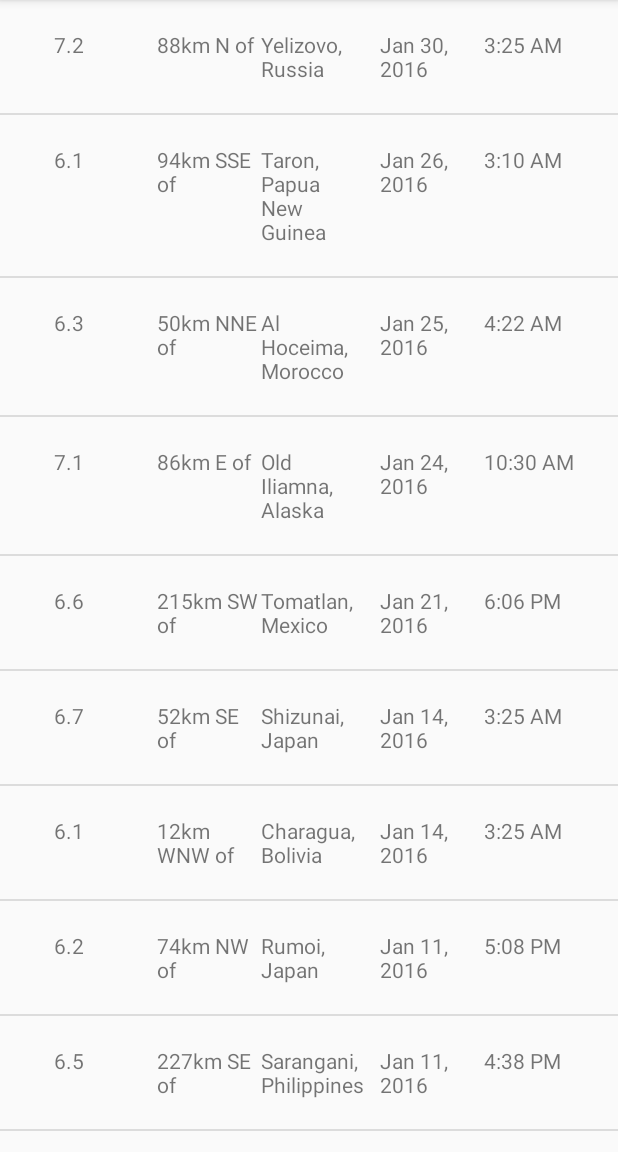
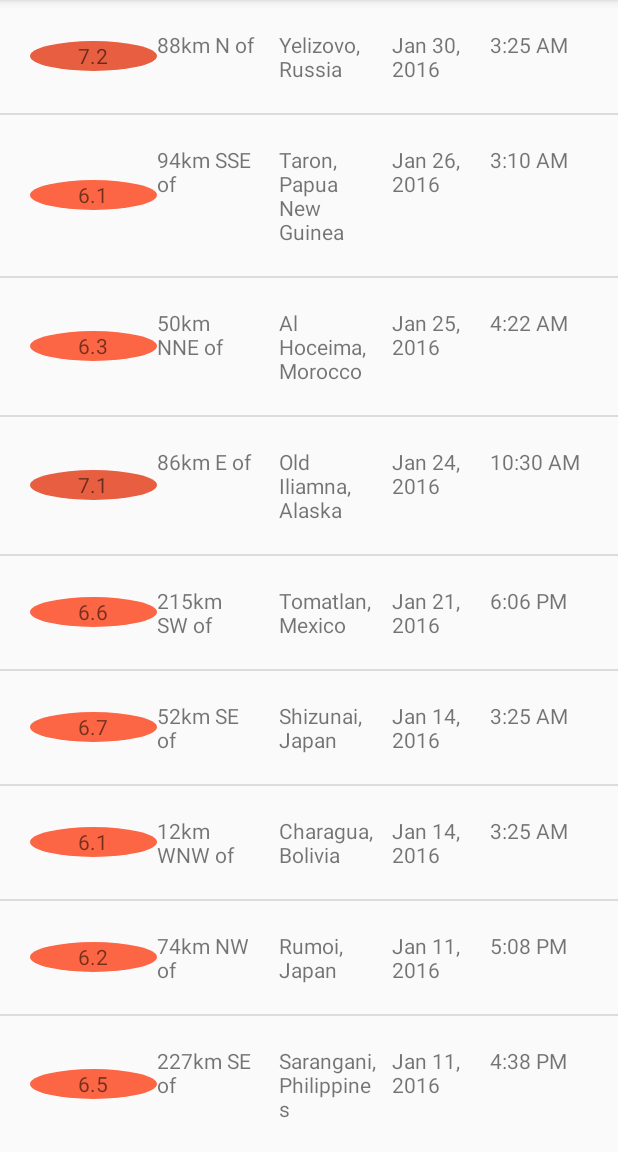
Before and after one commit to frannkenstein/Quake-Report, an Android app: the screen it shows after launch (EarthQuakeActivity), on a phone screen of 412 x 824 dp, the part 84-1236 px from its top. Run offline under Robolectric (Android 15) with nearby library versions, the phone set to English and light mode, and no system bars.

Commit message:
Circle the Background for Magnitude

```diff
--- a/app/build.gradle
+++ b/app/build.gradle
@@ -1,8 +1,8 @@
 apply plugin: 'com.android.application'
 
 android {
-    compileSdkVersion 24
-    buildToolsVersion "25.0.2"
+    compileSdkVersion 23
+    buildToolsVersion '25.0.1'
     defaultConfig {
         applicationId "com.example.martian.quakereport"
         minSdkVersion 23
@@ -20,7 +20,7 @@ android {
 }
 
 dependencies {
-    compile fileTree(dir: 'libs', include: ['*.jar'])
+    compile fileTree(include: ['*.jar'], dir: 'libs')
     androidTestCompile('com.android.support.test.espresso:espresso-core:2.2.2', {
         exclude group: 'com.android.support', module: 'support-annotations'
     })
--- a/app/src/main/java/com/example/martian/quakereport/EarthQuakeAdapter.java
+++ b/app/src/main/java/com/example/martian/quakereport/EarthQuakeAdapter.java
@@ -1,6 +1,8 @@
 package com.example.martian.quakereport;
 
 import android.app.Activity;
+
+import android.support.v4.content.ContextCompat;
 import android.view.LayoutInflater;
 import android.view.View;
 import android.view.ViewGroup;
@@ -10,35 +12,47 @@ import android.widget.TextView;
 
 import java.text.SimpleDateFormat;
 import java.util.ArrayList;
+import android.graphics.drawable.GradientDrawable;
+import android.graphics.drawable.StateListDrawable;
 import java.util.Date;
+import java.util.List;
 
 /**
  * Created by martian on 16/1/17.
  */
 
-public class EarthQuakeAdapter extends ArrayAdapter {
+   class EarthQuakeAdapter extends ArrayAdapter<Earthquake> {
 
     private static final String LOCATION_SEPARATOR = " of ";
+    private String primaryLocation,locationOffset;
+    private static final String LOG_TAG = EarthQuakeAdapter.class.getSimpleName();
     public EarthQuakeAdapter(Activity context, ArrayList<Earthquake> earthquakes) {
-        super(context, 0, earthquakes);
+        super(context, 0,(List<Earthquake>) earthquakes);
     }
 
-    @Override
-    public View getView(int position, View convertView, ViewGroup parent) {
 
-        View listItemView = convertView;
+    public View getView(int position, View counterView, ViewGroup parent) {
+
+        View listItemView = counterView;
+
         if (listItemView == null) {
             listItemView = LayoutInflater.from(getContext()).inflate(R.layout.layout_earthquake, parent, false);
         }
 
-        Earthquake currentEarthquake= (Earthquake) getItem(position);
+        Earthquake curentEarthquake=getItem(position);
+
 
         TextView magView=(TextView)listItemView.findViewById(R.id.magnitude);
-        String formatmagnitude=formatMagnitude(currentEarthquake.getmMagnitude());
-        magView.setText(formatmagnitude);
+        String formattgnitude=formatMagnitude(curentEarthquake.getmMagnitude());
+        magView.setText(formattgnitude);
 
-        String originalLocation=currentEarthquake.getmPlace();
-        String primaryLocation,locationOffset;
+        GradientDrawable magnitudeCircle = (GradientDrawable) magView.getBackground();
+        int magnitudeColor=getMagnitudeColor(curentEarthquake.getmMagnitude());
+        magnitudeCircle.setColor(magnitudeColor);
+
+
+        String originalLocation=curentEarthquake.getmPlace();
+
 
         if (originalLocation.contains(LOCATION_SEPARATOR)) {
             String[] parts = originalLocation.split(LOCATION_SEPARATOR);
@@ -55,12 +69,9 @@ public class EarthQuakeAdapter extends ArrayAdapter {
         TextView locationOffsetView=(TextView)listItemView.findViewById(R.id.location_offset);
         locationOffsetView.setText(locationOffset);
 
-        //Creating Formatted Date
-        /*TextView dateView=(TextView)listItemView.findViewById(R.id.date);
-        dateView.setText(currentEarthquake.getmDate());
-        */
 
-        Date dateObject = new Date(currentEarthquake.getTimeInMilliseconds());
+
+        Date dateObject = new Date(curentEarthquake.getTimeInMilliseconds());
         TextView dateView=(TextView)listItemView.findViewById(R.id.date);
         String formattedDate = formatDate(dateObject);
         dateView.setText(formattedDate);
@@ -84,4 +95,43 @@ public class EarthQuakeAdapter extends ArrayAdapter {
         DecimalFormat magnitudeFormat = new DecimalFormat("0.0");
         return magnitudeFormat.format(magnitude);
     }
+    private int getMagnitudeColor(double magnitude) {
+        int magnitudeColorResourceId;
+        int magnitudeFloor = (int) Math.floor(magnitude);
+        switch (magnitudeFloor) {
+            case 0:
+            case 1:
+                magnitudeColorResourceId = R.color.magnitude1;
+                break;
+            case 2:
+                magnitudeColorResourceId = R.color.magnitude2;
+                break;
+            case 3:
+                magnitudeColorResourceId = R.color.magnitude3;
+                break;
+            case 4:
+                magnitudeColorResourceId = R.color.magnitude4;
+                break;
+            case 5:
+                magnitudeColorResourceId = R.color.magnitude5;
+                break;
+            case 6:
+                magnitudeColorResourceId = R.color.magnitude6;
+                break;
+            case 7:
+                magnitudeColorResourceId = R.color.magnitude7;
+                break;
+            case 8:
+                magnitudeColorResourceId = R.color.magnitude8;
+                break;
+            case 9:
+                magnitudeColorResourceId = R.color.magnitude9;
+                break;
+            default:
+                magnitudeColorResourceId = R.color.magnitude10plus;
+                break;
+        }
+        return ContextCompat.getColor(getContext(), magnitudeColorResourceId);
+    }
+
 }
--- a/app/src/main/java/com/example/martian/quakereport/Earthquake.java
+++ b/app/src/main/java/com/example/martian/quakereport/Earthquake.java
@@ -11,7 +11,7 @@ public class Earthquake {
     private long mtime;
     private double mMagnitude;
 
-    public Earthquake(double defaultMagnitude, String defaultPlace, long timeInMilliseconds){
+    public Earthquake(Double defaultMagnitude, String defaultPlace, long timeInMilliseconds){
         mMagnitude=defaultMagnitude;
 
         mPlace=defaultPlace;
--- /dev/null
+++ b/app/src/main/res/drawable/magnitude_circle.xml
@@ -0,0 +1,10 @@
+<?xml version="1.0" encoding="utf-8"?>
+<!-- Background circle for the magnitude value -->
+<shape xmlns:android="http://schemas.android.com/apk/res/android"
+    android:shape="oval">
+    <solid android:color="@color/magnitude1" />
+    <size
+        android:width="36dp"
+        android:height="36dp" />
+    <corners android:radius="18dp" />
+</shape>
--- a/app/src/main/res/layout/layout_earthquake.xml
+++ b/app/src/main/res/layout/layout_earthquake.xml
@@ -5,12 +5,17 @@
     android:orientation="horizontal"
     android:padding="20dp">
 <TextView
-    android:layout_marginLeft="16dp"
+
     android:id="@+id/magnitude"
-    android:layout_width="0dp"
-    android:layout_height="wrap_content"
-    android:layout_weight="1"/>
+    android:background="@drawable/magnitude_circle"
+    android:layout_width="20dp"
+    android:layout_height="20dp"
+    android:layout_gravity="center_vertical"
+
+    android:layout_weight="1"
+    android:gravity="center"/>
     <TextView
+        android:layout_marginRight="16dp"
         android:id="@+id/location_offset"
         android:layout_width="0dp"
         android:layout_height="wrap_content"
@@ -30,7 +35,6 @@
         android:id="@+id/time"
         android:layout_width="0dp"
         android:layout_height="wrap_content"
-        android:layout_weight="1"
-         />
+        android:layout_weight="1"/>
 
 </LinearLayout>
--- a/app/src/main/res/values/colors.xml
+++ b/app/src/main/res/values/colors.xml
@@ -1,6 +1,44 @@
 <?xml version="1.0" encoding="utf-8"?>
 <resources>
+
     <color name="colorPrimary">#3F51B5</color>
+
     <color name="colorPrimaryDark">#303F9F</color>
+
     <color name="colorAccent">#FF4081</color>
+
+
+
+    <!-- Text color for the primary location of the earthquake in the list item -->
+    <color name="textColorEarthquakeLocation">#2B3D4D</color>
+    <!-- Color for an earthquake with magnitude 0 and 2 -->
+    <color name="magnitude1">#4A7BA7</color>
+
+    <!-- Magnitude circle color for an earthquake with magnitude between 2 and 3 -->
+    <color name="magnitude2">#04B4B3</color>
+
+    <!-- Magnitude circle color for an earthquake with magnitude between 3 and 4 -->
+    <color name="magnitude3">#10CAC9</color>
+
+    <!-- Magnitude circle color for an earthquake with magnitude between 4 and 5 -->
+    <color name="magnitude4">#F5A623</color>
+
+    <!-- Magnitude circle color for an earthquake with magnitude between 5 and 6 -->
+    <color name="magnitude5">#FF7D50</color>
+
+    <!-- Magnitude circle color for an earthquake with magnitude between 6 and 7 -->
+    <color name="magnitude6">#FC6644</color>
+
+    <!-- Magnitude circle color for an earthquake with magnitude between 7 and 8 -->
+    <color name="magnitude7">#E75F40</color>
+
+    <!-- Magnitude circle color for an earthquake with magnitude between 8 and 9 -->
+    <color name="magnitude8">#E13A20</color>
+
+    <!-- Magnitude circle color for an earthquake with magnitude between 9 and 10 -->
+    <color name="magnitude9">#D93218</color>
+
+    <!-- Magnitude circle color for an earthquake with magnitude over 10 -->
+    <color name="magnitude10plus">#C03823</color>
+
 </resources>
```
